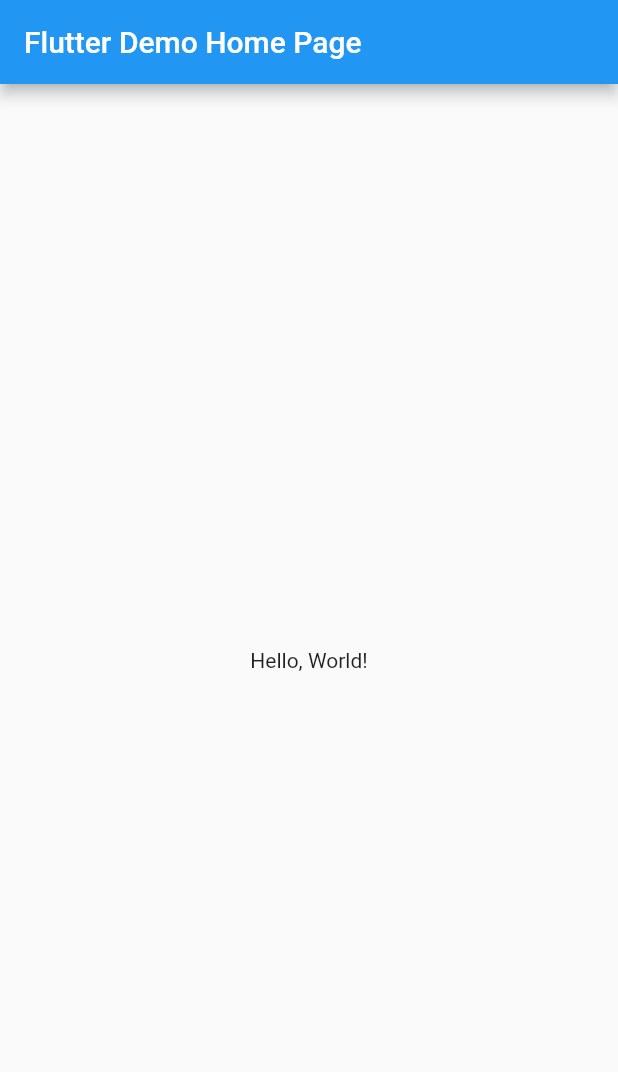
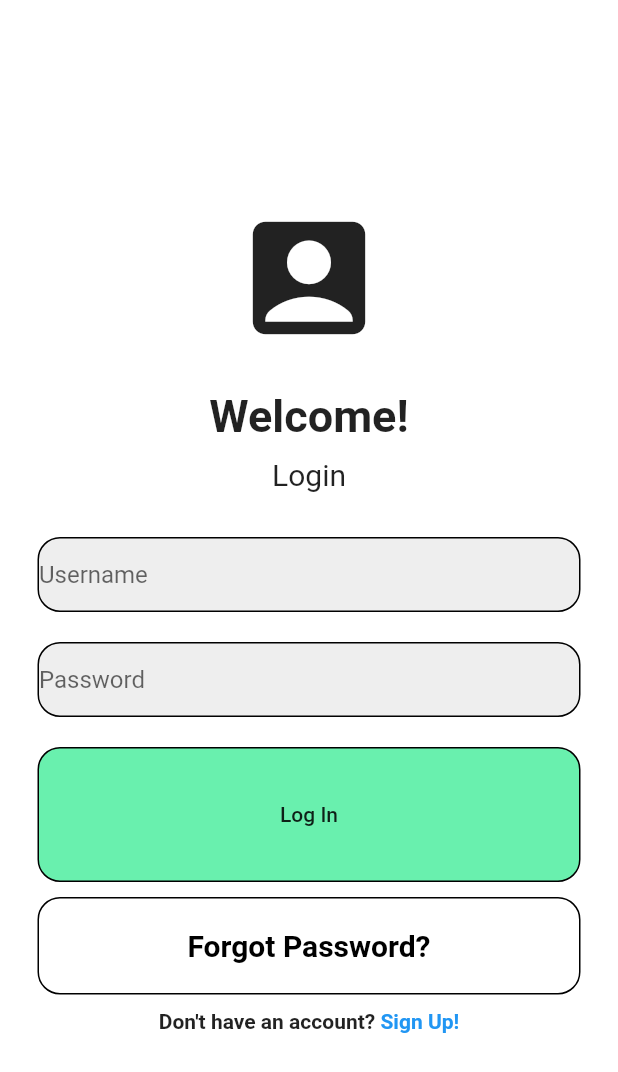
Before and after one commit to DoomMangoes/FlutterNavigation, a Flutter app: the screen it shows after launch, on a phone screen of 412 x 824 dp. Shown: the top 1072 px of the screen. Run offline on Flutter 3.47's test engine with Material 2 defaults, Android fonts, the phone set to English and light mode, and no system bars.

Commit message:
FlutterNavigation

```diff
--- /dev/null
+++ b/lib/login.dart
@@ -0,0 +1,156 @@
+import 'package:flutter/material.dart';
+import 'assignment.dart';
+
+class Login extends StatefulWidget {
+  @override
+  State<Login> createState() => _LoginState();
+}
+
+class _LoginState extends State<Login> {
+  @override
+  Widget build(BuildContext context) {
+    return Scaffold(
+        backgroundColor: Colors.white,
+        body: SafeArea(
+            child: Center(
+                child: Column(
+                    mainAxisAlignment: MainAxisAlignment.center,
+                    children: [
+              Icon(
+                Icons.account_box,
+                size: 100,
+              ),
+              SizedBox(
+                height: 25,
+              ),
+              Text(
+                'Welcome!',
+                style: TextStyle(
+                  fontWeight: FontWeight.bold,
+                  fontSize: 30,
+                ),
+              ),
+              SizedBox(height: 10),
+              Text('Login',
+                  style: TextStyle(
+                    fontSize: 20,
+                  )),
+              SizedBox(height: 30),
+              Padding(
+                padding: const EdgeInsets.symmetric(horizontal: 25),
+                child: Container(
+                  decoration: BoxDecoration(
+                    color: Colors.grey[200],
+                    border: Border.all(color: Colors.black),
+                    borderRadius: BorderRadius.circular(15),
+                  ),
+                  child: TextField(
+                    decoration: InputDecoration(
+                      border: InputBorder.none,
+                      hintText: 'Username',
+                    ),
+                  ),
+                ),
+              ),
+              SizedBox(height: 20),
+              Padding(
+                padding: const EdgeInsets.symmetric(horizontal: 25),
+                child: Container(
+                  decoration: BoxDecoration(
+                    color: Colors.grey[200],
+                    border: Border.all(color: Colors.black),
+                    borderRadius: BorderRadius.circular(15),
+                  ),
+                  child: TextField(
+                    obscureText: true,
+                    decoration: InputDecoration(
+                      border: InputBorder.none,
+                      hintText: 'Password',
+                    ),
+                  ),
+                ),
+              ),
+              SizedBox(height: 20),
+              Padding(
+                padding: const EdgeInsets.symmetric(horizontal: 25),
+                child: Container(
+                  padding: EdgeInsets.all(20),
+                  decoration: BoxDecoration(
+                    color: Colors.greenAccent,
+                    borderRadius: BorderRadius.circular(15),
+                    border: Border.all(
+                      color: Colors.black,
+                    ),
+                  ),
+                  child: Center(
+                    child: FlatButton(
+                      shape: RoundedRectangleBorder(
+                        borderRadius: BorderRadius.circular(28.0),
+                      ),
+                      color: Colors.greenAccent,
+                      child: Row(
+                        mainAxisAlignment: MainAxisAlignment.center,
+                        children: <Widget>[
+                          Text(
+                            "Log In",
+                          ),
+                        ],
+                      ),
+                      onPressed: () {
+                        Navigator.push(
+                            context,
+                            MaterialPageRoute(
+                                builder: (context) => FirstLayout()));
+                      },
+                    ),
+                  ),
+                ),
+              ),
+              SizedBox(
+                height: 10,
+              ),
+              Padding(
+                padding: const EdgeInsets.symmetric(horizontal: 25),
+                child: Container(
+                  padding: EdgeInsets.all(20),
+                  decoration: BoxDecoration(
+                    color: Colors.white,
+                    border: Border.all(
+                      color: Colors.black,
+                    ),
+                    borderRadius: BorderRadius.circular(15),
+                  ),
+                  child: Center(
+                    child: Text('Forgot Password?',
+                        style: TextStyle(
+                          color: Colors.black,
+                          fontWeight: FontWeight.bold,
+                          fontSize: 20,
+                        )),
+                  ),
+                ),
+              ),
+              SizedBox(
+                height: 10,
+              ),
+              Row(
+                mainAxisAlignment: MainAxisAlignment.center,
+                children: [
+                  Text(
+                    'Don\'t have an account? ',
+                    style: TextStyle(
+                      fontWeight: FontWeight.bold,
+                    ),
+                  ),
+                  Text(
+                    'Sign Up!',
+                    style: TextStyle(
+                      fontWeight: FontWeight.bold,
+                      color: Colors.blue,
+                    ),
+                  ),
+                ],
+              ),
+            ]))));
+  }
+}
--- a/lib/main.dart
+++ b/lib/main.dart
@@ -1,41 +1,14 @@
 import 'package:flutter/material.dart';
+import 'login.dart';
 
-void main() => runApp(MyApp());
+void main() {
+  runApp(MyApp());
+}
 
 class MyApp extends StatelessWidget {
   // This widget is the root of your application.
   @override
   Widget build(BuildContext context) {
-    return MaterialApp(
-      // Application name
-      title: 'Flutter Hello World',
-      // Application theme data, you can set the colors for the application as
-      // you want
-      theme: ThemeData(
-        primarySwatch: Colors.blue,
-      ),
-      // A widget which will be started on application startup
-      home: MyHomePage(title: 'Flutter Demo Home Page'),
-    );
+    return MaterialApp(debugShowCheckedModeBanner: false, home: Login());
   }
 }
-
-class MyHomePage extends StatelessWidget {
-  final String title;
-  const MyHomePage({Key? key, required this.title}) : super(key: key);
-
-  @override
-  Widget build(BuildContext context) {
-    return Scaffold(
-      appBar: AppBar(
-        // The title text which will be shown on the action bar
-        title: Text(title),
-      ),
-      body: Center(
-        child: Text(
-          'Hello, World!',
-        ),
-      ),
-    );
-  }
-}
```
Also changed, not shown: lib/assignment.dart (added, +294 -0 lines), 1 other file.
